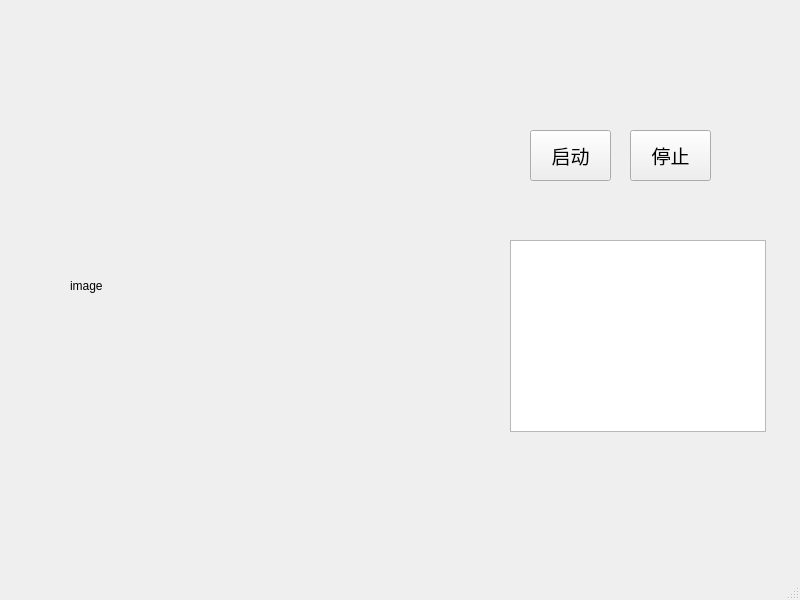
First picture: the form in 智能产线综合应用实训/ABB_robot_vision/readCamera/mainUI.ui, repository cxf9203/github_repo, before the edit.
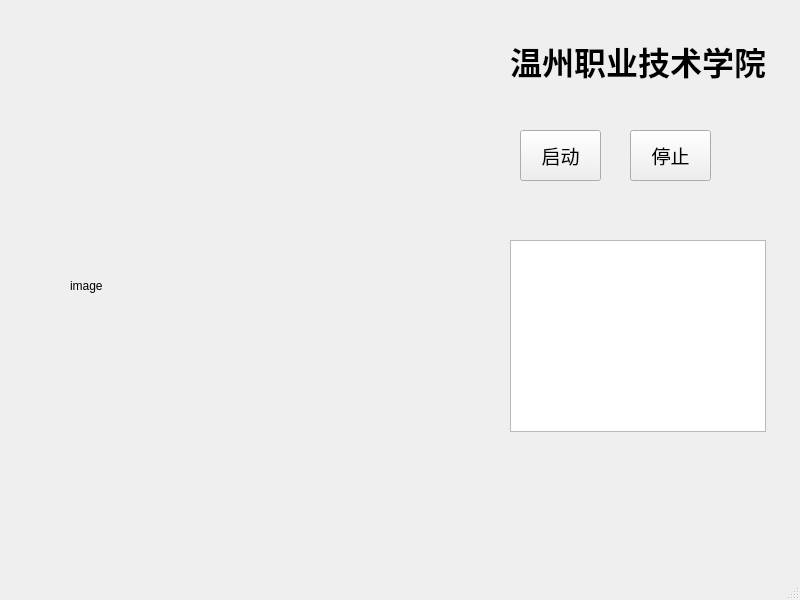
Second picture: the form after the edit.

What changed in the file:
```diff
--- a/智能产线综合应用实训/ABB_robot_vision/readCamera/mainUI.ui
+++ b/智能产线综合应用实训/ABB_robot_vision/readCamera/mainUI.ui
@@ -30,7 +30,7 @@
    <widget class="QPushButton" name="pushButton">
     <property name="geometry">
      <rect>
-      <x>530</x>
+      <x>520</x>
       <y>130</y>
       <width>81</width>
       <height>51</height>
@@ -75,6 +75,27 @@
      </rect>
     </property>
    </widget>
+   <widget class="QLabel" name="label_2">
+    <property name="geometry">
+     <rect>
+      <x>510</x>
+      <y>30</y>
+      <width>281</width>
+      <height>61</height>
+     </rect>
+    </property>
+    <property name="font">
+     <font>
+      <family>Arial</family>
+      <pointsize>24</pointsize>
+      <weight>75</weight>
+      <bold>true</bold>
+     </font>
+    </property>
+    <property name="text">
+     <string>温州职业技术学院</string>
+    </property>
+   </widget>
   </widget>
   <widget class="QMenuBar" name="menubar">
    <property name="geometry">
```
